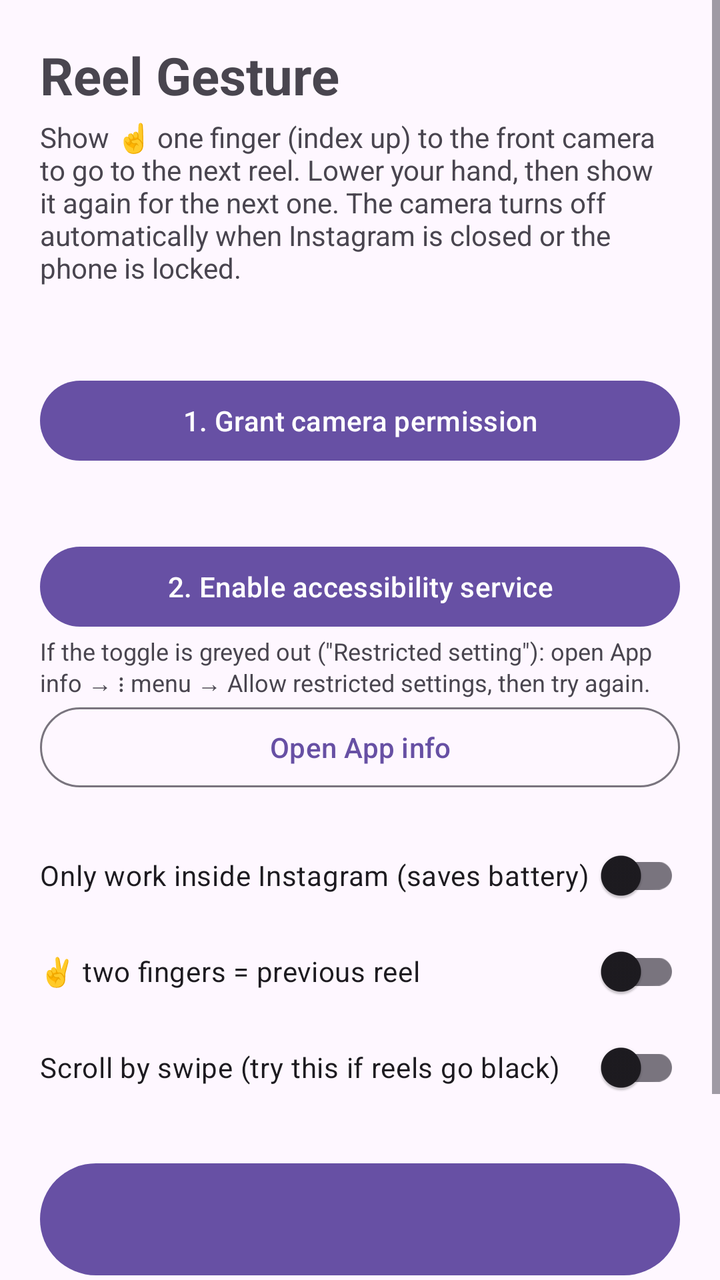
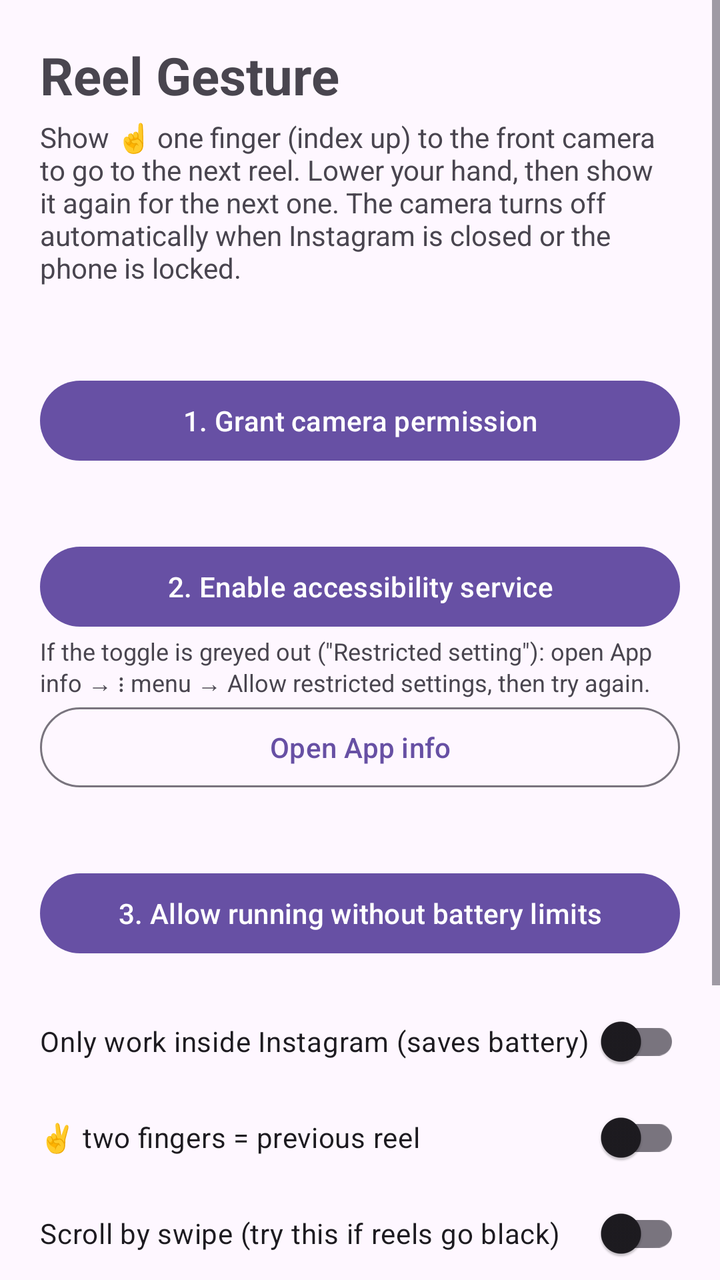

Before-and-after screenshots of an Android layout around one commit, followed by the original layout XML and the change that was made.
<!-- AndroidManifest.xml: application theme Theme.ReelGesture -->
<!-- res/layout/activity_main.xml -->
<?xml version="1.0" encoding="utf-8"?>
<ScrollView xmlns:android="http://schemas.android.com/apk/res/android"
    android:layout_width="match_parent"
    android:layout_height="match_parent"
    android:fitsSystemWindows="true">

    <LinearLayout
        android:layout_width="match_parent"
        android:layout_height="wrap_content"
        android:orientation="vertical"
        android:padding="20dp">

        <TextView
            android:layout_width="wrap_content"
            android:layout_height="wrap_content"
            android:text="@string/app_name"
            android:textSize="26sp"
            android:textStyle="bold" />

        <TextView
            android:layout_width="match_parent"
            android:layout_height="wrap_content"
            android:layout_marginTop="4dp"
            android:text="Show ☝ one finger (index up) to the front camera to go to the next reel. Lower your hand, then show it again for the next one. The camera turns off automatically when Instagram is closed or the phone is locked." />

        
        <TextView
            android:id="@+id/cameraStatus"
            android:layout_width="match_parent"
            android:layout_height="wrap_content"
            android:layout_marginTop="24dp"
            android:textStyle="bold" />

        <Button
            android:id="@+id/grantCameraButton"
            android:layout_width="match_parent"
            android:layout_height="wrap_content"
            android:text="1. Grant camera permission" />

        
        <TextView
            android:id="@+id/accessibilityStatus"
            android:layout_width="match_parent"
            android:layout_height="wrap_content"
            android:layout_marginTop="16dp"
            android:textStyle="bold" />

        <Button
            android:id="@+id/accessibilityButton"
            android:layout_width="match_parent"
            android:layout_height="wrap_content"
            android:text="2. Enable accessibility service" />

        <TextView
            android:layout_width="match_parent"
            android:layout_height="wrap_content"
            android:text="If the toggle is greyed out (&quot;Restricted setting&quot;): open App info → ⋮ menu → Allow restricted settings, then try again."
            android:textSize="12sp" />

        <Button
            android:id="@+id/appInfoButton"
            style="?attr/materialButtonOutlinedStyle"
            android:layout_width="match_parent"
            android:layout_height="wrap_content"
            android:text="Open App info" />

        
        <androidx.appcompat.widget.SwitchCompat
            android:id="@+id/instagramOnlySwitch"
            android:layout_width="match_parent"
            android:layout_height="wrap_content"
            android:layout_marginTop="16dp"
            android:text="Only work inside Instagram (saves battery)" />

        <androidx.appcompat.widget.SwitchCompat
            android:id="@+id/allowPreviousSwitch"
            android:layout_width="match_parent"
            android:layout_height="wrap_content"
            android:text="✌ two fingers = previous reel" />

        <androidx.appcompat.widget.SwitchCompat
            android:id="@+id/scrollBySwipeSwitch"
            android:layout_width="match_parent"
            android:layout_height="wrap_content"
            android:text="Scroll by swipe (try this if reels go black)" />

        
        <Button
            android:id="@+id/startStopButton"
            android:layout_width="match_parent"
            android:layout_height="64dp"
            android:layout_marginTop="20dp"
            android:textSize="18sp" />

        <TextView
            android:id="@+id/serviceStatus"
            android:layout_width="match_parent"
            android:layout_height="wrap_content"
            android:layout_marginTop="8dp" />

        <Button
            android:id="@+id/openInstagramButton"
            style="?attr/materialButtonOutlinedStyle"
            android:layout_width="match_parent"
            android:layout_height="wrap_content"
            android:layout_marginTop="12dp"
            android:text="Open Instagram" />
    </LinearLayout>
</ScrollView>
<!-- resources referenced by this layout -->
<resources>
  <string name="app_name">Reel Gesture</string>
  <style name="Theme.ReelGesture" parent="Theme.Material3.DayNight" />
</resources>

<!-- the commit's change to res/layout/activity_main.xml (unified diff, before → after) -->
@@ -65,6 +65,20 @@
             android:text="Open App info" />
 
         
+        <TextView
+            android:id="@+id/batteryStatus"
+            android:layout_width="match_parent"
+            android:layout_height="wrap_content"
+            android:layout_marginTop="16dp"
+            android:textStyle="bold" />
+
+        <Button
+            android:id="@+id/batteryButton"
+            android:layout_width="match_parent"
+            android:layout_height="wrap_content"
+            android:text="3. Allow running without battery limits" />
+
+        
         <androidx.appcompat.widget.SwitchCompat
             android:id="@+id/instagramOnlySwitch"
             android:layout_width="match_parent"
